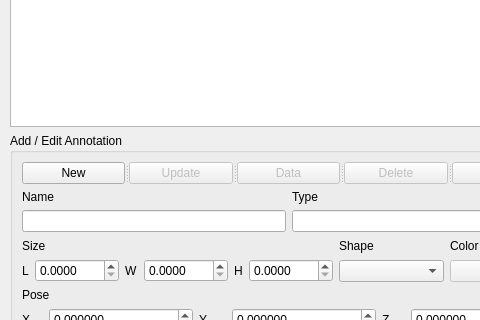
Old version of the form world_canvas_editor/src/ui/editor_panel.ui in the repository corot/world_canvas; both pictures show x 0 to 480 and y 130 to 450 of the 641 by 834 pixel window.
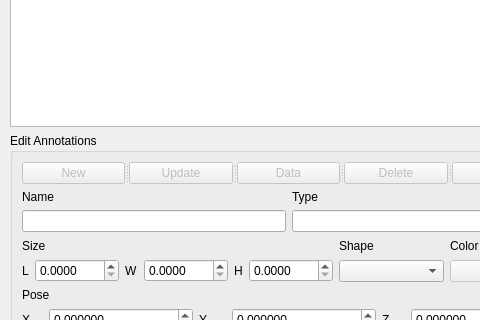
New version of the form.

```diff
--- a/world_canvas_editor/src/ui/editor_panel.ui
+++ b/world_canvas_editor/src/ui/editor_panel.ui
@@ -72,7 +72,7 @@
        </sizepolicy>
       </property>
       <property name="title">
-       <string>Add / Edit Annotation</string>
+       <string>Edit Annotations</string>
       </property>
       <layout class="QVBoxLayout" name="verticalLayout_8">
        <item>
@@ -87,6 +87,9 @@
           <enum>Qt::Horizontal</enum>
          </property>
          <widget class="QPushButton" name="newAnnButton">
+          <property name="enabled">
+           <bool>false</bool>
+          </property>
           <property name="text">
            <string>New</string>
           </property>
```
Left out of the diff: 27 changed lines with no effect on the pictures.
